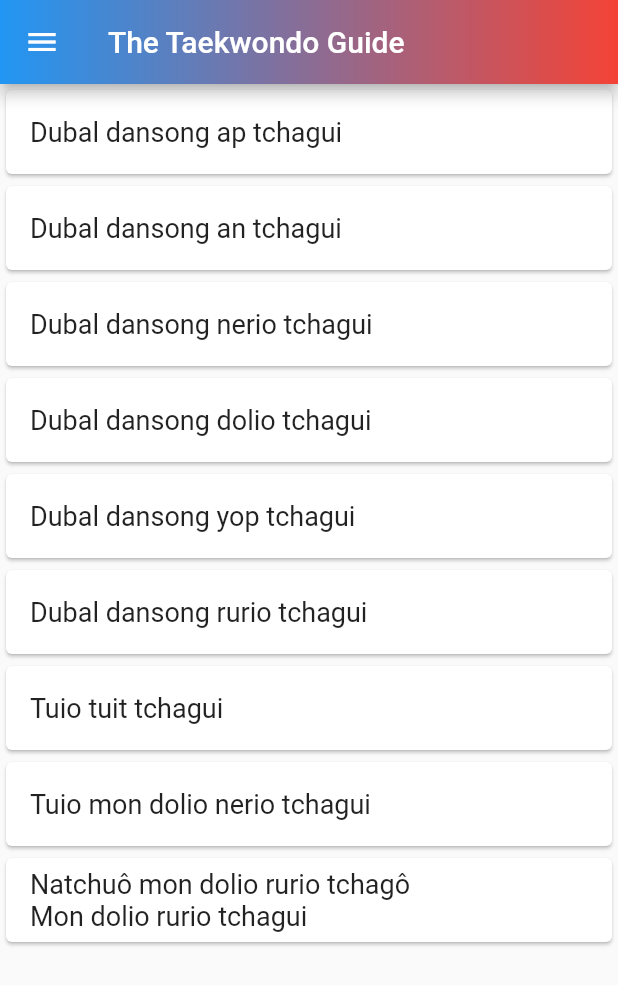
After one commit to SouzaEduardoAC/taekwondo-guide, a Flutter app: the BalKiSulPage screen opened directly, on a phone screen of 412 x 824 dp. The commit adds this screen. Shown: the top 985 px of the screen. Run offline on Flutter 3.47's test engine with Material 2 defaults, Android fonts, the phone set to English and light mode, and no system bars; our stand-ins replace video_player.

Commit message:
# Created Bal ki sul page

```diff
--- /dev/null
+++ b/lib/widgets/BalKiSulPage.dart
@@ -0,0 +1,35 @@
+import 'package:flutter/material.dart';
+import 'package:handoryu/widgets/CustomAppBar.dart';
+import 'package:handoryu/widgets/NavDrawer.dart';
+
+class BalKiSulPage extends StatelessWidget {
+  final _biggerFont = const TextStyle(fontSize: 18.0);
+
+  @override
+  Widget build(BuildContext context) {
+    return Scaffold(
+      drawer: NavDrawer(),
+      appBar: CustomAppBar(),
+      body: _buildListView(context),
+    );
+  }
+
+  Widget _buildListView(BuildContext context) {
+    return ListView(
+      children: <Widget>[
+        _buildCard('Dubal dansong ap tchagui'),
+        _buildCard('Dubal dansong an tchagui'),
+        _buildCard('Dubal dansong nerio tchagui'),
+        _buildCard('Dubal dansong dolio tchagui'),
+        _buildCard('Dubal dansong yop tchagui'),
+        _buildCard('Dubal dansong rurio tchagui'),
+        _buildCard('Tuio tuit tchagui'),
+        _buildCard('Tuio mon dolio nerio tchagui'),
+        _buildCard('Natchuô mon dolio rurio tchagô\nMon dolio rurio tchagui'),
+      ],
+    );
+  }
+
+  Card _buildCard(text) =>
+      Card(child: ListTile(title: Text(text, style: _biggerFont)));
+}
--- a/lib/widgets/NavDrawer.dart
+++ b/lib/widgets/NavDrawer.dart
@@ -1,4 +1,5 @@
 import 'package:flutter/material.dart';
+import 'package:handoryu/widgets/BalKiSulPage.dart';
 import 'package:handoryu/widgets/HomePage.dart';
 import 'package:handoryu/widgets/MaengsePage.dart';
 import 'package:handoryu/widgets/PoomsaePage.dart';
@@ -11,7 +12,7 @@ class NavDrawer extends StatelessWidget {
       child: ListView(
         children: <Widget>[
           _buildListTile(context, Icons.home, 'Home', new HomePage()),
-          _buildListTile(context, Icons.format_strikethrough, 'Bal ki sul', new HomePage()),
+          _buildListTile(context, Icons.format_strikethrough, 'Bal ki sul', new BalKiSulPage()),
           _buildListTile(context, Icons.format_strikethrough, 'Son ki sul', new SonKiSulPage()),
           _buildListTile(context, Icons.format_list_numbered, 'Poomsae', new PoomsaePage()),
           _buildListTile(context, Icons.local_library, 'Maengse', new MaengsePage())
```
